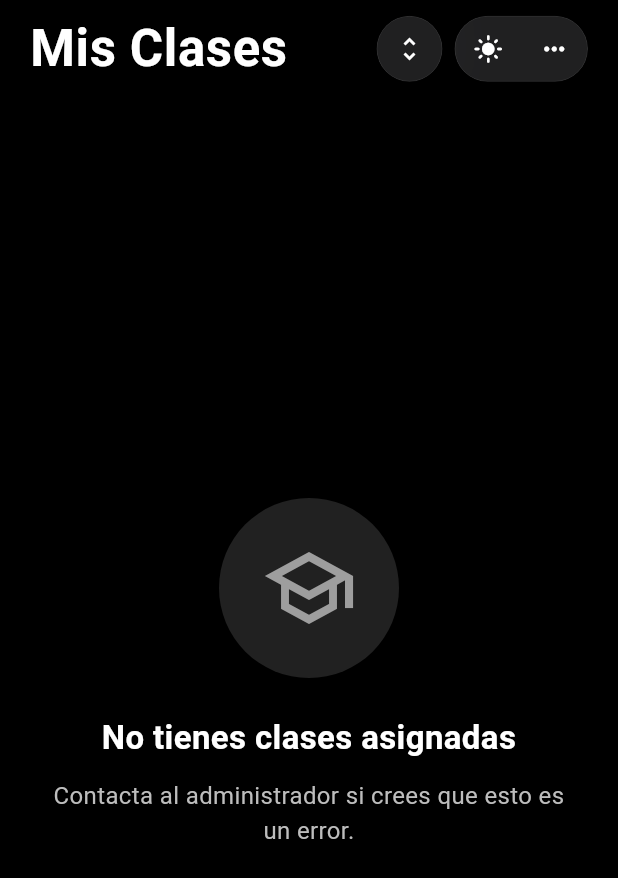
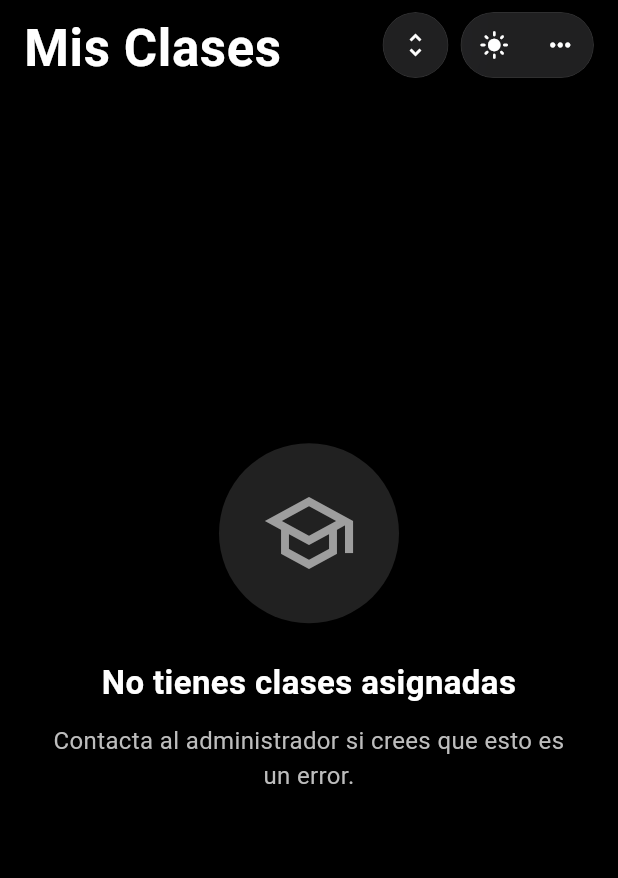
Before and after one commit to ebravo-dev/appprofesoresuniversidad, a Flutter app: the GruposPage screen opened by its route, on a phone screen of 412 x 824 dp. Shown: the top 878 px of the screen. Run offline on Flutter 3.47's test engine with Material 3 defaults, Android fonts, the phone set to English and light mode, and no system bars; our stand-ins replace dartz, dio, equatable, flutter_blue_plus, flutter_riverpod, go_router and 2 more; missing offline and left inert: encrypt, pointycastle; accounts and stored records are empty.

Commit message:
refactor(grupos): reestructurar GrupoDetailPage y GruposPage
Usar CustomScrollView y Slivers en GrupoDetailPage, mover la configuración de
SystemUiOverlayStyle a initState, y convertir el header y acciones en botones
flotantes posicionados. Añadir animación para ocultar/mostrar el título en
GruposPage según el scroll, centralizar gradientes y colores accent en listas
compartidas (_gradientForCard, _accentForCard), ajustar paddings, physics y
cardPeekHeight, y limpiar imports/variables/no utilizados.

```diff
--- a/lib/features/groups/screens/grupos_page.dart
+++ b/lib/features/groups/screens/grupos_page.dart
@@ -1,3 +1,4 @@
+import 'dart:async';
 import 'dart:ui';
 
 import 'package:flutter/material.dart';
@@ -6,7 +7,6 @@ import 'package:flutter_riverpod/flutter_riverpod.dart';
 
 import '../../../../core/theme/uat_colors.dart';
 import '../../../../shared/models/grupo.dart';
-import '../../../../shared/models/profesor.dart';
 import '../../authentication/providers/profesor_auth_provider.dart';
 import 'grupo_detail_page.dart';
 
@@ -21,8 +21,10 @@ class _GruposPageState extends ConsumerState<GruposPage>
     with SingleTickerProviderStateMixin {
   final ScrollController _scrollController = ScrollController();
   bool _isExpanded = false; // Control de expansión de tarjetas
+  bool _showTitle = true; // Control de visibilidad del título
   late AnimationController _pulseController;
   int? _selectedCardIndex; // Índice de la tarjeta seleccionada para navegación
+  Timer? _titleVisibilityTimer; // Controla el retraso para esconder el título
 
   // Horas de ejemplo proporcionadas por el usuario para mostrar mientras no hay horarios reales
   static const List<String> _placeholderHoras = <String>[
@@ -44,6 +46,24 @@ class _GruposPageState extends ConsumerState<GruposPage>
     'L-M',
   ];
 
+  static const List<List<Color>> _cardGradients = [
+    [Color(0xFF8B5CF6), Color(0xFF7C3AED)],
+    [Color(0xFFFF6B9D), Color(0xFFFF5A8F)],
+    [Color(0xFF2DD4BF), Color(0xFF14B8A6)],
+    [Color(0xFFFF8A65), Color(0xFFFF7043)],
+    [Color(0xFF60A5FA), Color(0xFF3B82F6)],
+    [Color(0xFFFF6B9D), Color(0xFFFF5A8F)],
+  ];
+
+  static const List<Color> _cardAccentColors = [
+    Colors.white,
+    Colors.white,
+    Colors.white,
+    Colors.white,
+    Colors.white,
+    Colors.white,
+  ];
+
   @override
   void initState() {
     super.initState();
@@ -53,6 +73,9 @@ class _GruposPageState extends ConsumerState<GruposPage>
       vsync: this,
       duration: const Duration(milliseconds: 1500),
     )..repeat(reverse: true);
+
+    // Listener para animar el título basado en scroll
+    _scrollController.addListener(_handleScroll);
 
     // Configurar status bar para tema oscuro
     SystemChrome.setSystemUIOverlayStyle(
@@ -66,79 +89,139 @@ class _GruposPageState extends ConsumerState<GruposPage>
 
   @override
   void dispose() {
+    _titleVisibilityTimer?.cancel();
+    _scrollController.removeListener(_handleScroll);
     _scrollController.dispose();
     _pulseController.dispose();
     super.dispose();
   }
 
+  void _handleScroll() {
+    final offset = _scrollController.offset;
+
+    if (offset <= 20) {
+      _titleVisibilityTimer?.cancel();
+      _titleVisibilityTimer = null;
+      if (!_showTitle) {
+        setState(() {
+          _showTitle = true;
+        });
+      }
+      return;
+    }
+
+    if (_showTitle && _titleVisibilityTimer == null) {
+      _titleVisibilityTimer = Timer(const Duration(milliseconds: 300), () {
+        if (!mounted) return;
+        setState(() {
+          _showTitle = false;
+        });
+        _titleVisibilityTimer = null;
+      });
+    }
+  }
+
   @override
   Widget build(BuildContext context) {
-    final profesor = ref.watch(currentProfesorProvider);
     final grupos = ref.watch(profesorGruposProvider);
     final isLoading = ref.watch(profesorAuthLoadingProvider);
 
     return Scaffold(
       backgroundColor: Colors.black,
-      body: SafeArea(
-        child: Column(
+      body: Stack(
         children: [
-            // Header estilo Wallet
-            _buildWalletHeader(context, profesor, isLoading),
-
-            // Grupos como tarjetas apiladas
-            Expanded(
-              child: isLoading && grupos.isEmpty
+          // Content sin padding para que ocupe toda la pantalla
+          isLoading && grupos.isEmpty
               ? _buildLoadingState()
               : grupos.isEmpty
               ? _buildEmptyState()
               : _buildWalletCards(grupos),
-            ),
-          ],
-        ),
-      ),
-    );
-  }
-
-  Widget _buildWalletHeader(
-    BuildContext context,
-    Profesor? profesor,
-    bool isLoading,
-  ) {
-    return Padding(
-      padding: const EdgeInsets.fromLTRB(20, 8, 20, 16),
-      child: Row(
-        mainAxisAlignment: MainAxisAlignment.spaceBetween,
-        children: [
-          const Text(
+          // Floating title
+          Positioned(
+            top: MediaQuery.of(context).padding.top + 8,
+            left: 16,
+            child: AnimatedOpacity(
+              opacity: _showTitle ? 1.0 : 0.0,
+              duration: const Duration(milliseconds: 300),
+              curve: Curves.easeInOut,
+              child: AnimatedSlide(
+                offset: _showTitle ? Offset.zero : const Offset(0, -0.5),
+                duration: const Duration(milliseconds: 300),
+                curve: Curves.easeInOut,
+                child: const Text(
                   'Mis Clases',
                   style: TextStyle(
                     color: Colors.white,
                     fontSize: 34,
                     fontWeight: FontWeight.bold,
                     letterSpacing: 0.4,
+                    shadows: [
+                      Shadow(
+                        offset: Offset(0, 2),
+                        blurRadius: 8,
+                        color: Colors.black54,
+                      ),
+                    ],
                   ),
                 ),
-          // Botones estilo Wallet (agrupados como iOS)
-          Row(
+              ),
+            ),
+          ),
+          // Floating buttons
+          Positioned(
+            top: MediaQuery.of(context).padding.top + 8,
+            right: 16,
+            child: Row(
               children: [
                 // Botón de expandir/colapsar
-              _buildWalletButton(
-                child: Icon(
+                ClipRRect(
+                  borderRadius: BorderRadius.circular(22),
+                  child: BackdropFilter(
+                    filter: ImageFilter.blur(sigmaX: 20, sigmaY: 20),
+                    child: Container(
+                      width: 44,
+                      height: 44,
+                      decoration: BoxDecoration(
+                        color: const Color(0xFF2C2C2E).withOpacity(0.72),
+                        borderRadius: BorderRadius.circular(22),
+                        border: Border.all(
+                          color: Colors.white.withOpacity(0.1),
+                          width: 0.5,
+                        ),
+                      ),
+                      child: IconButton(
+                        padding: EdgeInsets.zero,
+                        icon: Icon(
                           _isExpanded ? Icons.unfold_less : Icons.unfold_more,
                           color: Colors.white,
                           size: 20,
                         ),
-                onTap: () {
+                        onPressed: () {
                           HapticFeedback.lightImpact();
                           setState(() {
                             _isExpanded = !_isExpanded;
                           });
                         },
                       ),
+                    ),
+                  ),
+                ),
                 const SizedBox(width: 8),
                 // Contenedor con tema y 3 puntos (como Wallet)
-              _buildWalletButton(
-                isWide: true,
+                ClipRRect(
+                  borderRadius: BorderRadius.circular(22),
+                  child: BackdropFilter(
+                    filter: ImageFilter.blur(sigmaX: 20, sigmaY: 20),
+                    child: Container(
+                      height: 44,
+                      decoration: BoxDecoration(
+                        color: const Color(0xFF2C2C2E).withOpacity(0.72),
+                        borderRadius: BorderRadius.circular(22),
+                        border: Border.all(
+                          color: Colors.white.withOpacity(0.1),
+                          width: 0.5,
+                        ),
+                      ),
                       child: Row(
                         mainAxisSize: MainAxisSize.min,
                         children: [
@@ -181,72 +264,21 @@ class _GruposPageState extends ConsumerState<GruposPage>
                         ],
                       ),
                     ),
+                  ),
+                ),
               ],
+            ),
           ),
         ],
       ),
     );
   }
 
-  Widget _buildWalletButton({
-    required Widget child,
-    VoidCallback? onTap,
-    bool isWide = false,
-  }) {
-    return GestureDetector(
-      onTap: onTap,
-      child: ClipRRect(
-        borderRadius: BorderRadius.circular(isWide ? 22 : 22),
-        child: BackdropFilter(
-          filter: ImageFilter.blur(sigmaX: 20, sigmaY: 20),
-          child: Container(
-            height: 44,
-            width: isWide ? null : 44,
-            decoration: BoxDecoration(
-              color: const Color(0xFF2C2C2E).withOpacity(0.72),
-              borderRadius: BorderRadius.circular(isWide ? 22 : 22),
-              border: Border.all(
-                color: Colors.white.withOpacity(0.1),
-                width: 0.5,
-              ),
-            ),
-            child: child,
-          ),
-        ),
-      ),
-    );
-  }
+  List<Color> _gradientForCard(int index) =>
+      _cardGradients[index % _cardGradients.length];
 
-  void _showSearchDialog(BuildContext context) {
-    showDialog(
-      context: context,
-      builder: (context) => AlertDialog(
-        backgroundColor: Colors.grey.shade900,
-        shape: RoundedRectangleBorder(borderRadius: BorderRadius.circular(20)),
-        title: const Row(
-          children: [
-            Icon(Icons.search, color: Colors.green),
-            SizedBox(width: 12),
-            Text('Buscar Clase', style: TextStyle(color: Colors.white)),
-          ],
-        ),
-        content: const Text(
-          'Esta función estará disponible próximamente.',
-          style: TextStyle(fontSize: 16, color: Colors.white70),
-        ),
-        actions: [
-          FilledButton(
-            onPressed: () => Navigator.of(context).pop(),
-            style: FilledButton.styleFrom(
-              backgroundColor: Colors.green,
-              foregroundColor: Colors.white,
-            ),
-            child: const Text('Entendido'),
-          ),
-        ],
-      ),
-    );
-  }
+  Color _accentForCard(int index) =>
+      _cardAccentColors[index % _cardAccentColors.length];
 
   Widget _buildLoadingState() {
     return const Center(
@@ -306,8 +338,8 @@ class _GruposPageState extends ConsumerState<GruposPage>
   Widget _buildWalletCards(List<Grupo> grupos) {
     // Altura visible de cada tarjeta empalmada (como en Wallet)
     final cardPeekHeight = _isExpanded
-        ? 120.0
-        : 65.0; // Más espacio para ver los intervalos de días
+        ? 90.0
+        : 60.0; // Suficiente para mostrar horario y días, pero ocultar nombre de materia
     const cardHeight = 200.0;
 
     // Calcular altura total del contenido
@@ -320,9 +352,16 @@ class _GruposPageState extends ConsumerState<GruposPage>
 
     return SingleChildScrollView(
       controller: _scrollController,
-      physics: const BouncingScrollPhysics(),
+      physics: const AlwaysScrollableScrollPhysics(
+        parent: BouncingScrollPhysics(),
+      ),
       child: Padding(
-        padding: const EdgeInsets.symmetric(horizontal: 16, vertical: 8),
+        padding: EdgeInsets.only(
+          left: 16,
+          right: 16,
+          top: MediaQuery.of(context).padding.top + 100,
+          bottom: 8,
+        ),
         child: Column(
           children: [
             AnimatedContainer(
@@ -389,37 +428,9 @@ class _GruposPageState extends ConsumerState<GruposPage>
   }
 
   Widget _buildWalletCard(Grupo grupo, int index, bool isCurrentClass) {
-    // Colores inspirados en Wallet (tarjetas de crédito/débito)
-    final cardColors = [
-      {
-        'gradient': [const Color(0xFF8B5CF6), const Color(0xFF7C3AED)],
-        'accent': Colors.white,
-      }, // Purple vibrante
-      {
-        'gradient': [const Color(0xFFFF6B9D), const Color(0xFFFF5A8F)],
-        'accent': Colors.white,
-      }, // Pink coral
-      {
-        'gradient': [const Color(0xFF2DD4BF), const Color(0xFF14B8A6)],
-        'accent': Colors.white,
-      }, // Teal brillante
-      {
-        'gradient': [const Color(0xFFFF8A65), const Color(0xFFFF7043)],
-        'accent': Colors.white,
-      }, // Orange coral
-      {
-        'gradient': [const Color(0xFF60A5FA), const Color(0xFF3B82F6)],
-        'accent': Colors.white,
-      }, // Blue brillante
-      {
-        'gradient': [const Color(0xFFFF6B9D), const Color(0xFFFF5A8F)],
-        'accent': Colors.white,
-      }, // Pink coral (repetido)
-    ];
-
-    final colorScheme = cardColors[index % cardColors.length];
-    final gradientColors = colorScheme['gradient'] as List<Color>;
-    final accentColor = colorScheme['accent'] as Color;
+    // Obtiene los colores desde la configuración compartida para mantener coherencia visual
+    final gradientColors = _gradientForCard(index);
+    final accentColor = _accentForCard(index);
 
     return SizedBox(
       height: 200,
```
Also changed, not shown: lib/features/groups/screens/grupo_detail_page.dart (+115 -76 lines). Lines whose indentation alone changed are shown as unchanged.
